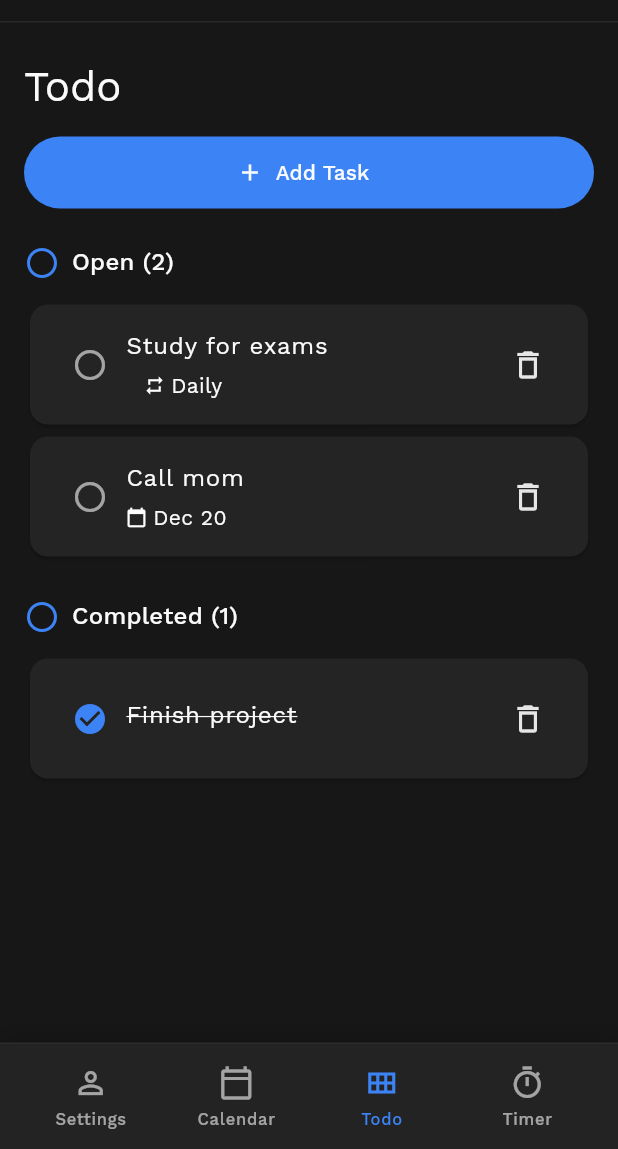
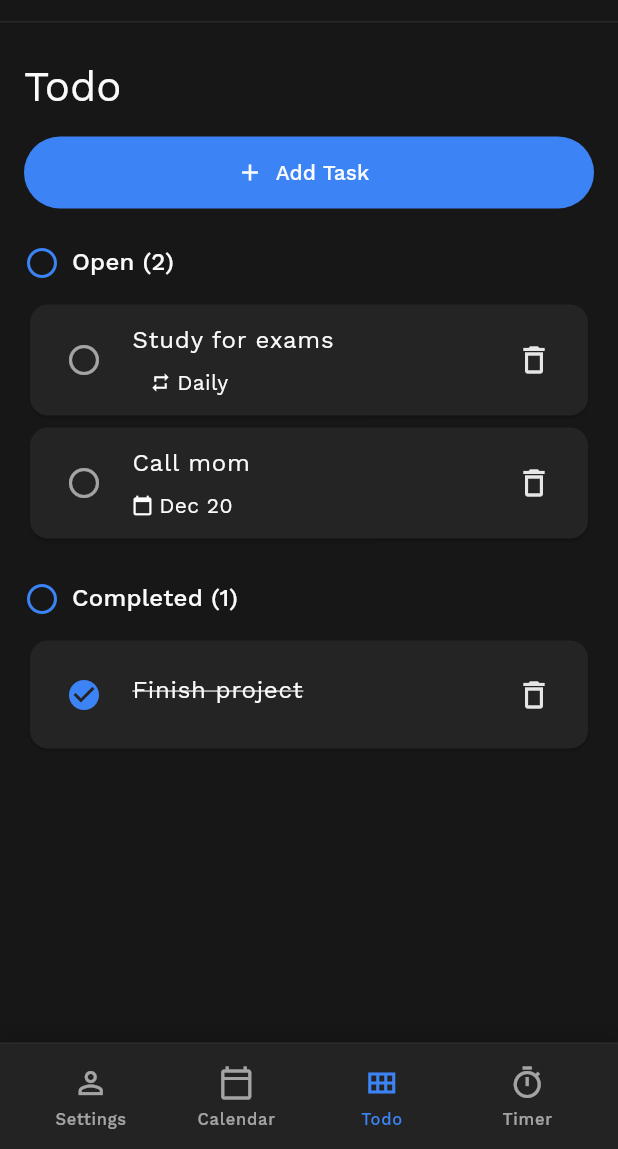
Before and after one commit to db1347/UniFlow-App, a Flutter app: the screen it shows after launch, item 3 of the bottom bar chosen, on a phone screen of 412 x 824 dp, the part 87-1236 px from its top. Run offline on Flutter 3.47's test engine with Material 3 defaults, Android fonts, the phone set to English and light mode, and no system bars; our stand-ins replace equatable, flutter_riverpod, go_router, google_fonts, shared_preferences.

Commit message:
feat(todos): add reusable Android-friendly TodoListWidget and use it in TodoScreen

```diff
--- a/lib/features/todos/presentation/todo_screen.dart
+++ b/lib/features/todos/presentation/todo_screen.dart
@@ -8,6 +8,7 @@ import 'package:students_app/features/todos/application/todo_controller.dart';
 import 'package:students_app/features/todos/domain/task.dart';
 import 'package:students_app/shared/widgets/app_header.dart';
 import 'package:students_app/shared/widgets/bottom_nav.dart';
+import 'package:students_app/shared/widgets/todo_list_widget.dart';
 
 class TodoScreen extends ConsumerStatefulWidget {
   const TodoScreen({super.key});
@@ -216,7 +217,6 @@ class _TaskSection extends StatelessWidget {
 
   @override
   Widget build(BuildContext context) {
-    final dateFormatter = DateFormat('MMM d', localeCode);
 
     return Column(
       crossAxisAlignment: CrossAxisAlignment.start,
@@ -235,107 +235,18 @@ class _TaskSection extends StatelessWidget {
           ],
         ),
         const SizedBox(height: 12),
-        if (tasks.isEmpty)
-          Container(
-            width: double.infinity,
-            padding: const EdgeInsets.symmetric(vertical: 24),
-            decoration: BoxDecoration(
-              color: Theme.of(context).colorScheme.surface,
-              borderRadius: BorderRadius.circular(16),
-            ),
-            child: Text(
-              isOpenSection ? l10n.t('noOpenTasks') : l10n.t('noCompletedTasks'),
-              textAlign: TextAlign.center,
-            ),
-          )
-        else
-          ...tasks.map(
-            (task) => Card(
-              color: Theme.of(context).colorScheme.surface,
-              child: Padding(
-                padding: const EdgeInsets.all(16),
-                child: Row(
-                  children: [
-                    IconButton(
-                      onPressed: () => onToggle(task),
-                      icon: Icon(
-                        task.completed
-                            ? Icons.check_circle
-                            : Icons.radio_button_unchecked,
-                        color: task.completed
-                            ? Theme.of(context).colorScheme.primary
-                            : Theme.of(context)
-                                .colorScheme
-                                .onSurface
-                                .withOpacity(0.6),
-                      ),
-                    ),
-                    Expanded(
-                      child: Column(
-                        crossAxisAlignment: CrossAxisAlignment.start,
-                        children: [
-                          Text(
-                            task.title,
-                            style:
-                                Theme.of(context).textTheme.bodyLarge?.copyWith(
-                                      decoration: task.completed
-                                          ? TextDecoration.lineThrough
-                                          : null,
-                                    ),
-                          ),
-                          const SizedBox(height: 4),
-                          Row(
-                            children: [
-                              if (task.dueDate != null)
-                                Row(
-                                  children: [
-                                    const Icon(Icons.calendar_today, size: 14),
-                                    const SizedBox(width: 4),
-                                    Text(dateFormatter.format(task.dueDate!)),
-                                  ],
-                                ),
-                              if (task.repeat != TaskRepeat.none) ...[
-                                const SizedBox(width: 12),
-                                Row(
-                                  children: [
-                                    const Icon(Icons.repeat, size: 14),
-                                    const SizedBox(width: 4),
-                                    Text(
-                                      _repeatLabel(task.repeat, l10n),
-                                    ),
-                                  ],
-                                ),
-                              ],
-                            ],
-                          ),
-                        ],
-                      ),
-                    ),
-                    IconButton(
-                      onPressed: () => onDelete(task),
-                      icon: const Icon(Icons.delete_outline),
-                    ),
-                  ],
-                ),
-              ),
-            ),
-          ),
+        TodoListWidget(
+          tasks: tasks,
+          localeCode: localeCode,
+          l10n: l10n,
+          onToggle: onToggle,
+          onDelete: onDelete,
+          emptyMessage: isOpenSection ? l10n.t('noOpenTasks') : l10n.t('noCompletedTasks'),
+        ),
       ],
     );
   }
 
-  String _repeatLabel(TaskRepeat repeat, AppLocalizations l10n) {
-    switch (repeat) {
-      case TaskRepeat.daily:
-        return l10n.t('daily');
-      case TaskRepeat.weekly:
-        return l10n.t('weekly');
-      case TaskRepeat.monthly:
-        return l10n.t('monthly');
-      case TaskRepeat.none:
-        return l10n.t('noRepeat');
-    }
-  }
 }
 
 class _OptionalDateField extends StatefulWidget {
--- /dev/null
+++ b/lib/shared/widgets/todo_list_widget.dart
@@ -0,0 +1,160 @@
+import 'package:flutter/material.dart';
+import 'package:intl/intl.dart';
+import 'package:students_app/features/todos/domain/task.dart';
+import 'package:students_app/core/localization/translations.dart';
+
+/// A reusable, Android-friendly To-do list widget.
+///
+/// Features:
+/// - Dismiss-to-delete with confirmation
+/// - Toggle complete via icon button
+/// - Shows due date and repeat icon
+class TodoListWidget extends StatelessWidget {
+  const TodoListWidget({
+    super.key,
+    required this.tasks,
+    required this.localeCode,
+    required this.l10n,
+    required this.onToggle,
+    required this.onDelete,
+    this.emptyMessage,
+  });
+
+  final List<Task> tasks;
+  final String localeCode;
+  final AppLocalizations l10n;
+  final ValueChanged<Task> onToggle;
+  final ValueChanged<Task> onDelete;
+  final String? emptyMessage;
+
+  @override
+  Widget build(BuildContext context) {
+    final dateFormatter = DateFormat('MMM d', localeCode);
+
+    if (tasks.isEmpty) {
+      return Container(
+        width: double.infinity,
+        padding: const EdgeInsets.symmetric(vertical: 24),
+        decoration: BoxDecoration(
+          color: Theme.of(context).colorScheme.surface,
+          borderRadius: BorderRadius.circular(16),
+        ),
+        child: Text(
+          emptyMessage ?? l10n.t('noTasks'),
+          textAlign: TextAlign.center,
+        ),
+      );
+    }
+
+    return Column(
+      children: tasks.map((task) {
+        return Dismissible(
+          key: ValueKey(task.id),
+          direction: DismissDirection.endToStart,
+          background: Container(
+            alignment: Alignment.centerRight,
+            padding: const EdgeInsets.only(right: 16),
+            color: Theme.of(context).colorScheme.error,
+            child: const Icon(Icons.delete_outline, color: Colors.white),
+          ),
+          confirmDismiss: (_) async {
+            final confirmed = await showDialog<bool>(
+              context: context,
+              builder: (context) => AlertDialog(
+                title: Text(l10n.t('deleteTask')),
+                content: Text(l10n.t('deleteTaskConfirm')),
+                actions: [
+                  TextButton(
+                    onPressed: () => Navigator.of(context).pop(false),
+                    child: Text(l10n.t('cancel')),
+                  ),
+                  FilledButton(
+                    onPressed: () => Navigator.of(context).pop(true),
+                    child: Text(l10n.t('delete')),
+                  ),
+                ],
+              ),
+            );
+            if (confirmed == true) {
+              onDelete(task);
+            }
+            return confirmed == true;
+          },
+          child: Card(
+            color: Theme.of(context).colorScheme.surface,
+            child: Padding(
+              padding: const EdgeInsets.all(12),
+              child: Row(
+                children: [
+                  IconButton(
+                    onPressed: () => onToggle(task),
+                    icon: Icon(
+                      task.completed
+                          ? Icons.check_circle
+                          : Icons.radio_button_unchecked,
+                      color: task.completed
+                          ? Theme.of(context).colorScheme.primary
+                          : Theme.of(context)
+                              .colorScheme
+                              .onSurface
+                              .withOpacity(0.6),
+                    ),
+                  ),
+                  const SizedBox(width: 8),
+                  Expanded(
+                    child: Column(
+                      crossAxisAlignment: CrossAxisAlignment.start,
+                      children: [
+                        Text(
+                          task.title,
+                          style: Theme.of(context).textTheme.bodyLarge?.copyWith(
+                                decoration: task.completed
+                                    ? TextDecoration.lineThrough
+                                    : null,
+                              ),
+                        ),
+                        const SizedBox(height: 6),
+                        Row(
+                          children: [
+                            if (task.dueDate != null) ...[
+                              const Icon(Icons.calendar_today, size: 14),
+                              const SizedBox(width: 4),
+                              Text(dateFormatter.format(task.dueDate!)),
+                            ],
+                            if (task.repeat != TaskRepeat.none) ...[
+                              const SizedBox(width: 12),
+                              const Icon(Icons.repeat, size: 14),
+                              const SizedBox(width: 4),
+                              Text(_repeatLabel(task.repeat, l10n)),
+                            ],
+                          ],
+                        ),
+                      ],
+                    ),
+                  ),
+                  IconButton(
+                    onPressed: () => onDelete(task),
+                    icon: const Icon(Icons.delete_outline),
+                  ),
+                ],
+              ),
+            ),
+          ),
+        );
+      }).toList(),
+    );
+  }
+
+  String _repeatLabel(TaskRepeat repeat, AppLocalizations l10n) {
+    switch (repeat) {
+      case TaskRepeat.daily:
+        return l10n.t('daily');
+      case TaskRepeat.weekly:
+        return l10n.t('weekly');
+      case TaskRepeat.monthly:
+        return l10n.t('monthly');
+      case TaskRepeat.none:
+        return l10n.t('noRepeat');
+    }
+  }
+}
```
